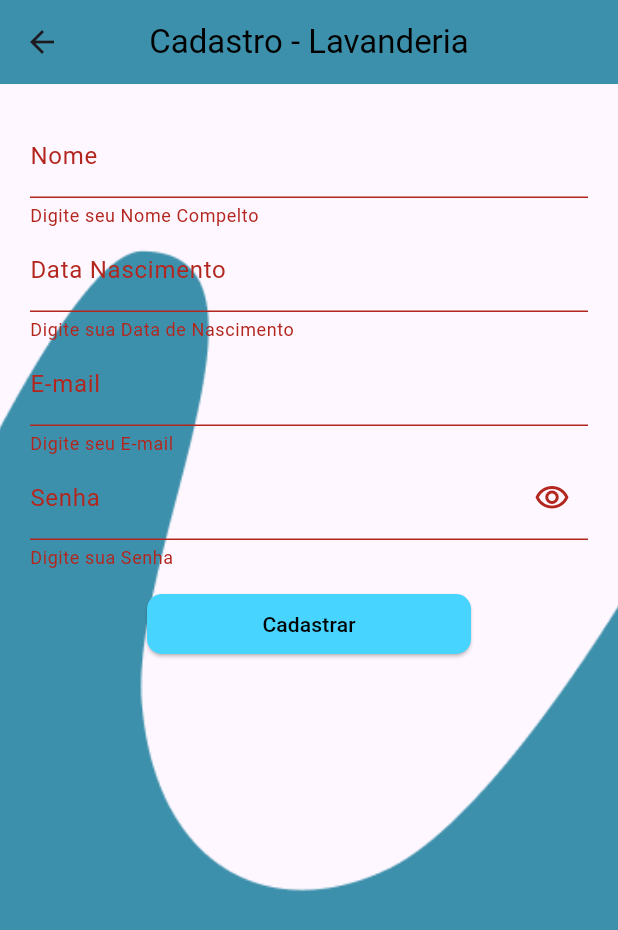
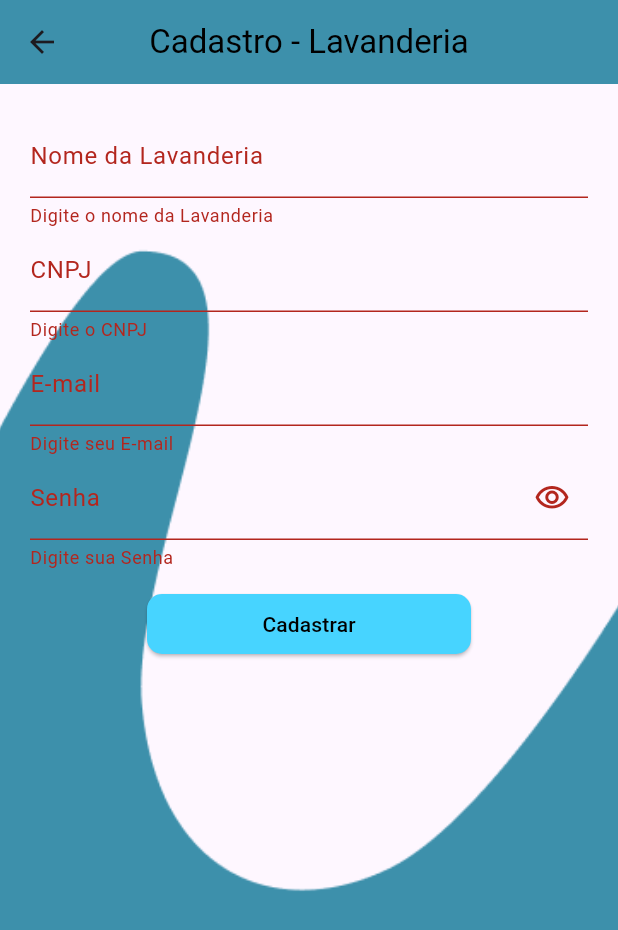
Before and after one commit to chclxds/easywash, a Flutter app: the CadastrarPage screen opened directly, after a tap on "Cadastrar", on a phone screen of 412 x 824 dp. Shown: the top 930 px of the screen. Run offline on Flutter 3.47's test engine with Material 2 defaults, Android fonts, the light colour scheme and no system bars; our stand-ins replace firebase_auth, firebase_core, shared_preferences; accounts and stored records are empty.

Commit message:
Add files via upload

```diff
--- a/lib/cadastrapage.dart
+++ b/lib/cadastrapage.dart
@@ -12,7 +12,7 @@ class _CadastrarPageState extends State<CadastrarPage> {
   final _formKey = GlobalKey<FormState>();
   final _senhaController = TextEditingController();
   final _nomeController = TextEditingController();
-  final _dnController = TextEditingController();
+  final _cnpjController = TextEditingController();
   final _emailController = TextEditingController();
   bool _verSenha = false;
 
@@ -43,25 +43,25 @@ class _CadastrarPageState extends State<CadastrarPage> {
                 TextFormField(
                   controller: _nomeController,
                   decoration: const InputDecoration(
-                    label: Text('Nome'),
-                    hintText: 'Nome Completo',
+                    label: Text('Nome da Lavanderia'),
+                    hintText: 'EasyWash',
                   ),
                   validator: (nome) {
                     if (nome == null || nome.isEmpty) {
-                      return 'Digite seu Nome Compelto';
+                      return 'Digite o nome da Lavanderia';
                     }
                     return null;
                   },
                 ),
                 TextFormField(
-                  controller: _dnController,
+                  controller: _cnpjController,
                   decoration: const InputDecoration(
-                    label: Text('Data Nascimento'),
-                    hintText: 'DD/MM/AAAA',
+                    label: Text('CNPJ'),
+                    hintText: '00.000.000/0001-00',
                   ),
-                  validator: (dn) {
-                    if (dn == null || dn.isEmpty) {
-                      return 'Digite sua Data de Nascimento';
+                  validator: (cnpj) {
+                    if (cnpj == null || cnpj.isEmpty) {
+                      return 'Digite o CNPJ';
                     }
                     return null;
                   },
--- a/pubspec.yaml
+++ b/pubspec.yaml
@@ -36,8 +36,8 @@ dependencies:
   # The following adds the Cupertino Icons font to your application.
   # Use with the CupertinoIcons class for iOS style icons.
   cupertino_icons: ^1.0.2
-  shared_preferences: ^2.0.15
-  http: ^0.13.5
+  firebase_core: ^2.1.1
+  firebase_auth: ^4.1.0
 
 dev_dependencies:
   flutter_test:
```
Also changed, not shown: lib/homepage.dart (+23 -9 lines), lib/loginpage.dart (+36 -45 lines), lib/main.dart (+21 -3 lines), lib/registropage.dart (+39 -9 lines), assets/2150.png (added), pubspec.lock, 1 other file.
